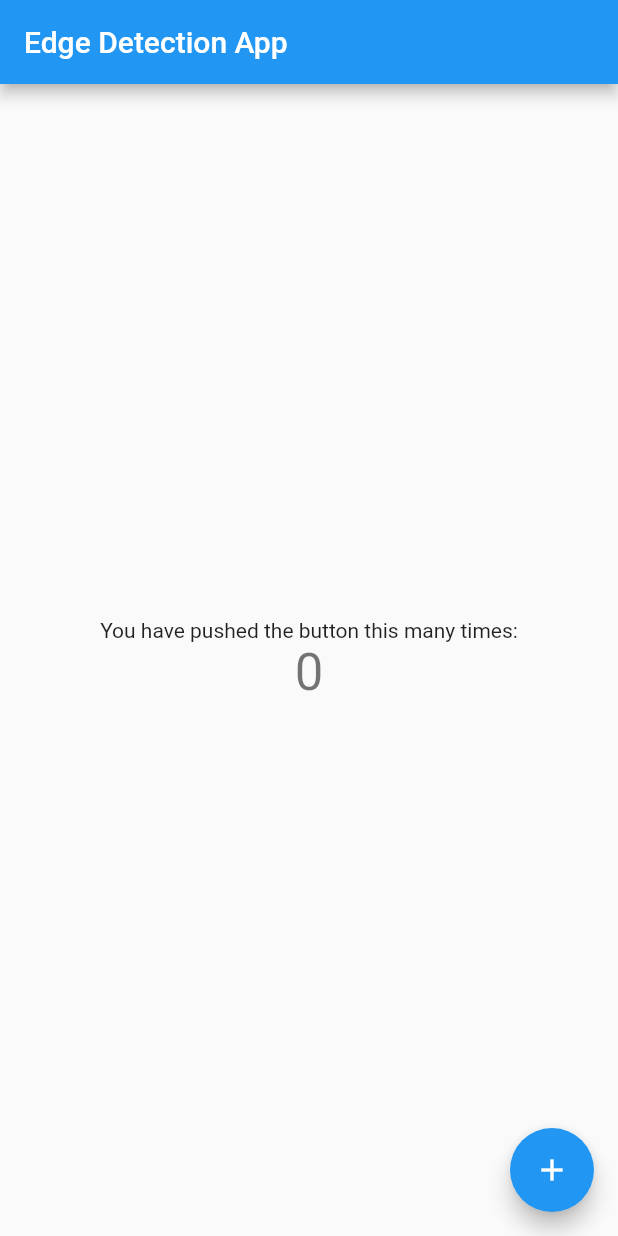
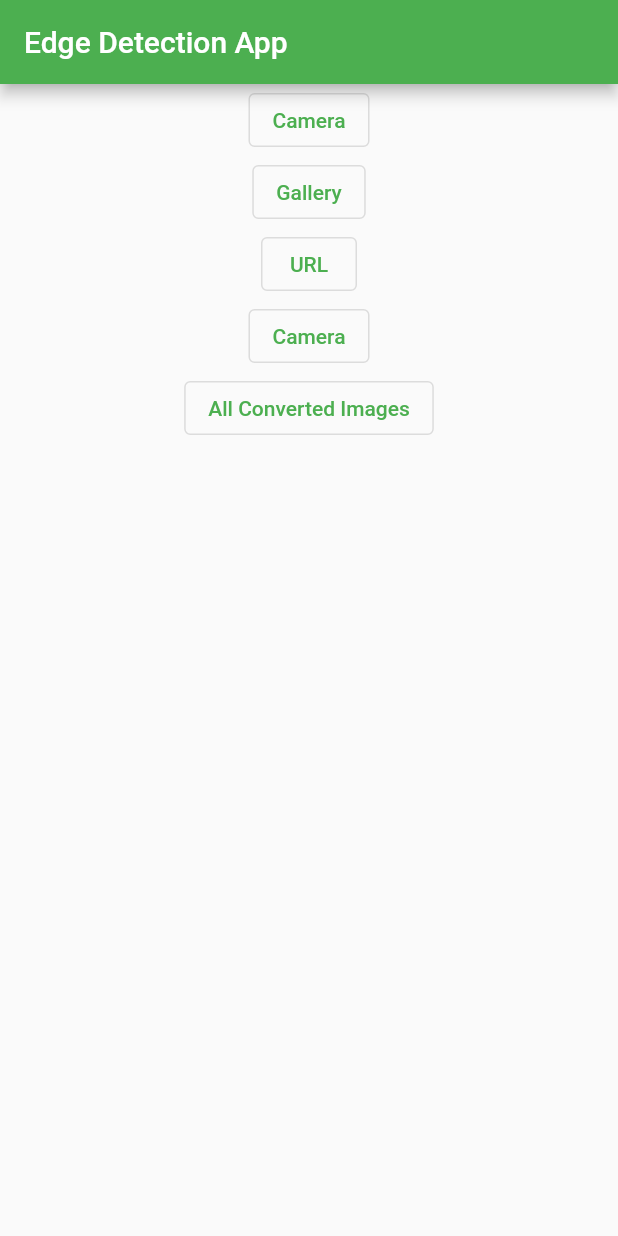
Before and after one commit to tanny99/Edge_Detection_App, a Flutter app: the screen it shows after launch, on a phone screen of 412 x 824 dp. Run offline on Flutter 3.47's test engine with Material 2 defaults, Android fonts, the phone set to English and light mode, and no system bars; our stand-ins replace flutter_cache_manager; missing offline and left inert: opencv.

Commit message:
Added openCV library and applied Canny's Algorithm for edge detection.

```diff
--- a/lib/main.dart
+++ b/lib/main.dart
@@ -1,91 +1,43 @@
+
 import 'package:flutter/material.dart';
-
+import 'EdgeDetectionOpenCV.dart';
+import 'package:opencv/opencv.dart';
+import 'package:opencv/core/core.dart';
 void main() {
   runApp(const MyApp());
 }
 
 class MyHomePage extends StatefulWidget {
   const MyHomePage({super.key, required this.title});
-
-  // This widget is the home page of your application. It is stateful, meaning
-  // that it has a State object (defined below) that contains fields that affect
-  // how it looks.
-
-  // This class is the configuration for the state. It holds the values (in this
-  // case the title) provided by the parent (in this case the App widget) and
-  // used by the build method of the State. Fields in a Widget subclass are
-  // always marked "final".
-
   final String title;
-
   @override
   State<MyHomePage> createState() => _MyHomePageState();
 }
 
 class _MyHomePageState extends State<MyHomePage> {
-  int _counter = 0;
-
-  void _incrementCounter() {
-    setState(() {
-      // This call to setState tells the Flutter framework that something has
-      // changed in this State, which causes it to rerun the build method below
-      // so that the display can reflect the updated values. If we changed
-      // _counter without calling setState(), then the build method would not be
-      // called again, and so nothing would appear to happen.
-      _counter++;
-    });
-  }
+   // String platformVersion = OpenCV.platformVersion;
 
   @override
   Widget build(BuildContext context) {
-    // This method is rerun every time setState is called, for instance as done
-    // by the _incrementCounter method above.
-    //
-    // The Flutter framework has been optimized to make rerunning build methods
-    // fast, so that you can just rebuild anything that needs updating rather
-    // than having to individually change instances of widgets.
     return Scaffold(
       appBar: AppBar(
-        // Here we take the value from the MyHomePage object that was created by
-        // the App.build method, and use it to set our appbar title.
         title: Text(widget.title),
       ),
-      body: Center(
-        // Center is a layout widget. It takes a single child and positions it
-        // in the middle of the parent.
-        child: Column(
-          // Column is also a layout widget. It takes a list of children and
-          // arranges them vertically. By default, it sizes itself to fit its
-          // children horizontally, and tries to be as tall as its parent.
-          //
-          // Invoke "debug painting" (press "p" in the console, choose the
-          // "Toggle Debug Paint" action from the Flutter Inspector in Android
-          // Studio, or the "Toggle Debug Paint" command in Visual Studio Code)
-          // to see the wireframe for each widget.
-          //
-          // Column has various properties to control how it sizes itself and
-          // how it positions its children. Here we use mainAxisAlignment to
-          // center the children vertically; the main axis here is the vertical
-          // axis because Columns are vertical (the cross axis would be
-          // horizontal).
-          mainAxisAlignment: MainAxisAlignment.center,
-          children: <Widget>[
-            const Text(
-              'You have pushed the button this many times:',
-            ),
-            Text(
-              '$_counter',
-              style: Theme.of(context).textTheme.headline4,
-            ),
-          ],
-        ),
+      body: ListView(
+        children: [
+          Column(
+            children: [
+              OutlinedButton(onPressed: (){Navigator.push(context, MaterialPageRoute(builder: (context)=> EdgeDetectionPage()));}, child: Text('Camera')),
+              OutlinedButton(onPressed: (){}, child: Text('Gallery')),
+              OutlinedButton(onPressed: (){}, child: Text('URL')),
+              OutlinedButton(onPressed: (){}, child: Text('Camera')),
+              OutlinedButton(onPressed: (){}, child: Text('All Converted Images')),
+            ],
+          )
+        ],
       ),
-      floatingActionButton: FloatingActionButton(
-        onPressed: _incrementCounter,
-        tooltip: 'Increment',
-        child: const Icon(Icons.add),
-      ), // This trailing comma makes auto-formatting nicer for build methods.
     );
+
   }
 }
 
@@ -96,18 +48,9 @@ class MyApp extends StatelessWidget {
   Widget build(BuildContext context) {
     return MaterialApp(
       debugShowCheckedModeBanner: false,
-      title: 'Flutter Demo',
+      title: 'Edge Detection App',
       theme: ThemeData(
-        // This is the theme of your application.
-        //
-        // Try running your application with "flutter run". You'll see the
-        // application has a blue toolbar. Then, without quitting the app, try
-        // changing the primarySwatch below to Colors.green and then invoke
-        // "hot reload" (press "r" in the console where you ran "flutter run",
-        // or simply save your changes to "hot reload" in a Flutter IDE).
-        // Notice that the counter didn't reset back to zero; the application
-        // is not restarted.
-        primarySwatch: Colors.blue,
+        primarySwatch: Colors.green,
       ),
       home: const MyHomePage(title: 'Edge Detection App'),
     );
```
Also changed, not shown: lib/EdgeDetectionOpenCV.dart (added, +143 -0 lines), pubspec.yaml (+5 -3 lines), assets/temp.png (added), pubspec.lock, 5 other files.
